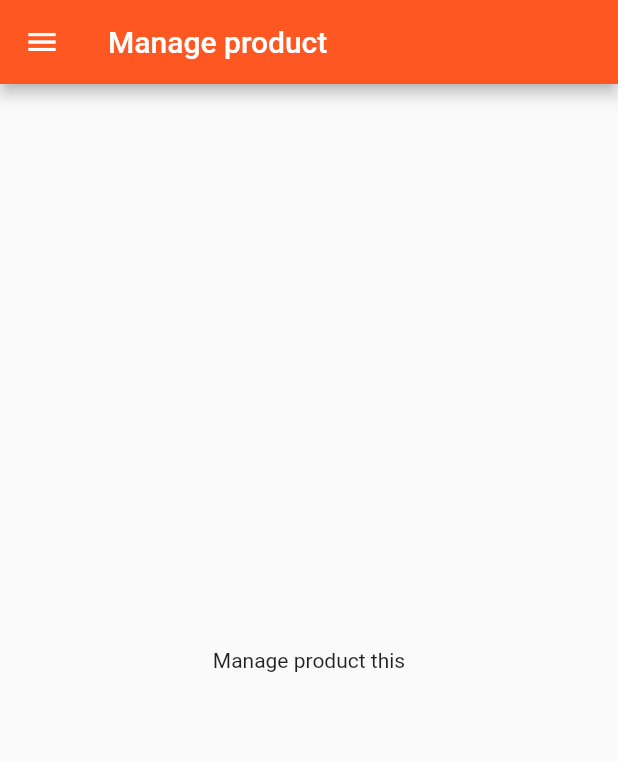
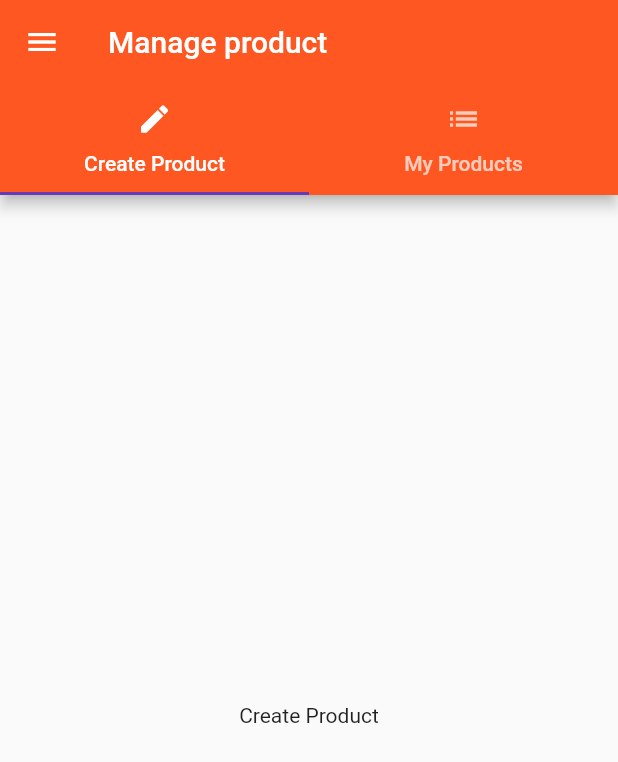
Before and after one commit to AlexKenbo/edu_adv.list-view, a Flutter app: the ProductsAdminPage screen opened directly, on a phone screen of 412 x 824 dp. Shown: the top 762 px of the screen. Run offline on Flutter 3.47's test engine with Material 2 defaults, Android fonts, the phone set to English and light mode, and no system bars.

Commit message:
Создание табов и их страниц

```diff
--- /dev/null
+++ b/lib/pages/product_create.dart
@@ -0,0 +1,10 @@
+import 'package:flutter/material.dart';
+
+class ProductCreatePage extends StatelessWidget {
+  @override
+  Widget build(BuildContext context){
+    return Container(child: Center(
+      child: Text('Create Product'),
+    ),);
+  }
+}
--- /dev/null
+++ b/lib/pages/product_list.dart
@@ -0,0 +1,10 @@
+import 'package:flutter/material.dart';
+
+class ProductListPage extends StatelessWidget {
+  @override
+  Widget build(BuildContext context){
+    return Container(child: Center(
+      child: Text('List Product'),
+    ),);
+  }
+}
--- a/lib/pages/products_admin.dart
+++ b/lib/pages/products_admin.dart
@@ -1,26 +1,29 @@
 import 'package:flutter/material.dart';
 import 'package:flutter_course/pages/products.dart';
+import './product_create.dart';
+import './product_list.dart';
 
 class ProductsAdminPage extends StatelessWidget {
   @override
-  Widget build(BuildContext context){
-    return Scaffold(
+  Widget build(BuildContext context) {
+    return DefaultTabController(
+        length: 2,
+        child: Scaffold(
           drawer: Drawer(
             child: Column(
               children: <Widget>[
                 AppBar(
-                automaticallyImplyLeading: false, //выкл. автоматическое добавление др. элементов, - иконка бутерброд
+                  automaticallyImplyLeading:
+                      false, //выкл. автоматическое добавление др. элементов, - иконка бутерброд
                   title: Text('Choose'),
                 ),
                 ListTile(
                   title: Text('All products'),
-                onTap: (){
-                  Navigator.pushReplacement(context, MaterialPageRoute(
-                    builder:(BuildContext context){
+                  onTap: () {
+                    Navigator.pushReplacement(context,
+                        MaterialPageRoute(builder: (BuildContext context) {
                       return ProductsPage();
-                      }
-                    )
-                  );
+                    }));
                   },
                 ),
               ],
@@ -28,10 +31,27 @@ class ProductsAdminPage extends StatelessWidget {
           ),
           appBar: AppBar(
             title: Text('Manage product'),
+            bottom: TabBar(
+              tabs: <Widget>[
+                Tab(
+                  icon: Icon(Icons.create),
+                  text: 'Create Product',
+                ),
+                Tab(
+                  icon: Icon(Icons.list),
+                  text: 'My Products',
+                  ),
+              ],
+            ),
           ),
           body: Center(
-          child: Text('Manage product this'),
+            child: TabBarView(
+              children: <Widget>[
+                ProductCreatePage(),
+                ProductListPage(),
+              ],
             ),
-      );
+          ),
+        ));
   }
 }
```
Lines whose indentation alone changed are shown as unchanged.
